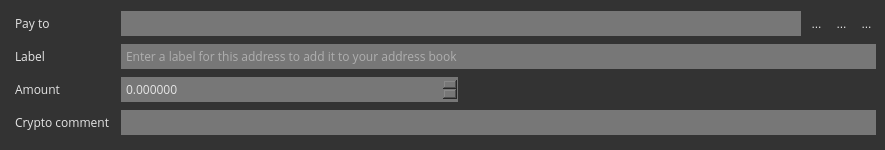
The window that src/gui/ui/transferframe.ui (ConcealNetwork/conceal-desktop) describes before a commit, drawn with Qt 5.
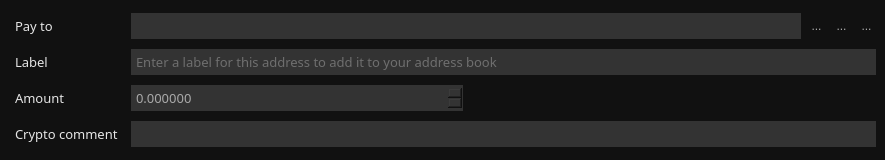
The same window after the commit. Icons and pictures are not drawn.

```diff
--- a/src/gui/ui/transferframe.ui
+++ b/src/gui/ui/transferframe.ui
@@ -7,14 +7,14 @@
     <x>0</x>
     <y>0</y>
     <width>885</width>
-    <height>150</height>
+    <height>160</height>
    </rect>
   </property>
   <property name="windowTitle">
    <string>Frame</string>
   </property>
   <property name="styleSheet">
-   <string notr="true">background-color: #333; color: #e5e5e5; border: 0px;
+   <string notr="true">background-color: #111; color: #aaa; border: 0px;
 </string>
   </property>
   <property name="frameShape">
@@ -40,8 +40,8 @@
     <widget class="QLabel" name="label_3">
      <property name="font">
       <font>
-       <family>Open Sans</family>
-       <pointsize>9</pointsize>
+       <family>Poppins</family>
+       <pointsize>10</pointsize>
       </font>
      </property>
      <property name="styleSheet">
@@ -56,12 +56,12 @@
     <widget class="QLineEdit" name="m_labelEdit">
      <property name="font">
       <font>
-       <family>Open Sans</family>
-       <pointsize>9</pointsize>
+       <family>Poppins</family>
+       <pointsize>10</pointsize>
       </font>
      </property>
      <property name="styleSheet">
-      <string notr="true">padding: 3px; border: 0px; background-color: #777; color: #e5e5e5;</string>
+      <string notr="true">padding: 3px; border: 0px; background-color: #333; color: #aaa;</string>
      </property>
      <property name="placeholderText">
       <string>Enter a label for this address to add it to your address book</string>
@@ -94,8 +94,8 @@
     <widget class="QLabel" name="label_2">
      <property name="font">
       <font>
-       <family>Open Sans</family>
-       <pointsize>9</pointsize>
+       <family>Poppins</family>
+       <pointsize>10</pointsize>
       </font>
      </property>
      <property name="styleSheet">
@@ -110,15 +110,15 @@
     <widget class="QDoubleSpinBox" name="m_amountSpin">
      <property name="font">
       <font>
-       <family>Open Sans</family>
-       <pointsize>9</pointsize>
+       <family>Poppins</family>
+       <pointsize>10</pointsize>
       </font>
      </property>
      <property name="layoutDirection">
       <enum>Qt::LeftToRight</enum>
      </property>
      <property name="styleSheet">
-      <string notr="true">padding: 3px; border: 0px; background-color: #777; color: #e5e5e5;</string>
+      <string notr="true">padding: 3px; border: 0px; background-color: #333; color: #aaa;</string>
      </property>
      <property name="suffix">
       <string notr="true"/>
@@ -148,12 +148,12 @@
     <widget class="QLineEdit" name="m_addressEdit">
      <property name="font">
       <font>
-       <family>Open Sans</family>
-       <pointsize>9</pointsize>
+       <family>Poppins</family>
+       <pointsize>10</pointsize>
       </font>
      </property>
      <property name="styleSheet">
-      <string notr="true">padding: 3px; border: 0px; background-color: #777; color: #e5e5e5;</string>
+      <string notr="true">padding: 3px; border: 0px; background-color: #333; color: #aaa;</string>
      </property>
     </widget>
    </item>
@@ -172,8 +172,8 @@
     <widget class="QLabel" name="label">
      <property name="font">
       <font>
-       <family>Open Sans</family>
-       <pointsize>9</pointsize>
+       <family>Poppins</family>
+       <pointsize>10</pointsize>
       </font>
      </property>
      <property name="styleSheet">
@@ -188,8 +188,8 @@
     <widget class="QLabel" name="label_4">
      <property name="font">
       <font>
-       <family>Open Sans</family>
-       <pointsize>9</pointsize>
+       <family>Poppins</family>
+       <pointsize>10</pointsize>
       </font>
      </property>
      <property name="styleSheet">
@@ -204,12 +204,12 @@
     <widget class="QLineEdit" name="m_transactionCommentEdit">
      <property name="font">
       <font>
-       <family>Open Sans</family>
-       <pointsize>9</pointsize>
+       <family>Poppins</family>
+       <pointsize>10</pointsize>
       </font>
      </property>
      <property name="styleSheet">
-      <string notr="true">padding: 3px; border: 0px; background-color: #777; color: #e5e5e5;</string>
+      <string notr="true">padding: 3px; border: 0px; background-color: #333; color: #aaa;</string>
      </property>
     </widget>
    </item>
```
